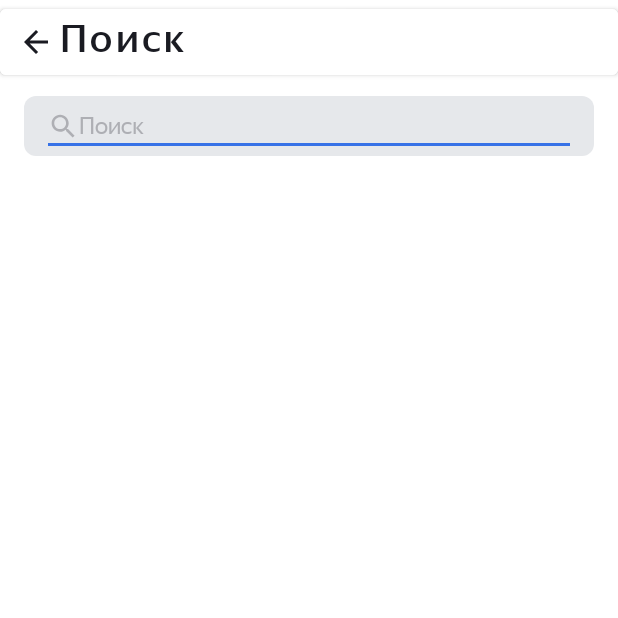
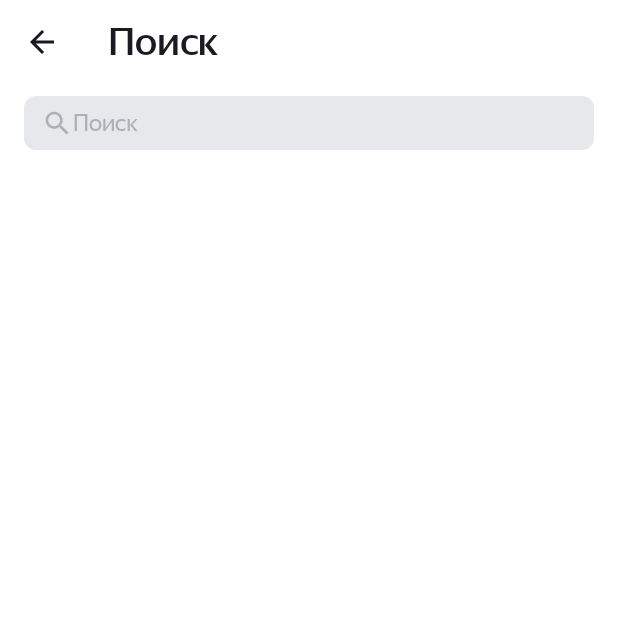
Before and after one commit to DariaKasackaja/PlaylistMaker, an Android app: the SearchActivity screen opened directly, with no data from a screen before it, on a phone screen of 412 x 824 dp, the top half of it. Run offline under Robolectric (Android 15) with nearby library versions, the phone set to English and light mode, and no system bars.

Commit message:
Спринт 9. Исправлены замечания 1 ревью: -управление клаиатурой перенесено в отдельную функцию -интенты вынесены в отдельные методы -повторяющиеся значения перенесены в ресурсы -тулбары в экранах "Поиск" и "Настройки" исправлены -из EditText убрано подчеркивание

```diff
--- a/app/src/main/java/com/mifareread/playlistmaker/SearchActivity.kt
+++ b/app/src/main/java/com/mifareread/playlistmaker/SearchActivity.kt
@@ -10,6 +10,7 @@ import android.widget.Button
 import android.widget.EditText
 import android.widget.ImageView
 import androidx.appcompat.app.AppCompatActivity
+import com.google.android.material.appbar.MaterialToolbar
 
 class SearchActivity:AppCompatActivity() {
 
@@ -21,17 +22,16 @@ class SearchActivity:AppCompatActivity() {
 
         val buttonClear = findViewById<ImageView>(R.id.clearIcon)
         val searchEditText = findViewById<EditText>(R.id.searchEditText)
-        val buttonBack = findViewById<Button>(R.id.search_button)
+        val toolbarBack = findViewById<MaterialToolbar>(R.id.search_button)
 
         searchEditText.setText(searchString)
 
         buttonClear.setOnClickListener{ view ->
             searchEditText.setText("")
-            val inputMethodManager = getSystemService(Context.INPUT_METHOD_SERVICE) as? InputMethodManager
-            inputMethodManager?.hideSoftInputFromWindow(view.windowToken, 0)
+            hideKeyboard(view)
         }
 
-        buttonBack.setOnClickListener {
+        toolbarBack.setOnClickListener {
             finish()
         }
 
@@ -57,6 +57,11 @@ class SearchActivity:AppCompatActivity() {
         searchEditText.addTextChangedListener(searchTextWatcher)
     }
 
+    private fun hideKeyboard(view : View){
+        val inputMethodManager = getSystemService(Context.INPUT_METHOD_SERVICE) as? InputMethodManager
+        inputMethodManager?.hideSoftInputFromWindow(view.windowToken, 0)
+    }
+
     override fun onSaveInstanceState(outState: Bundle) {
         super.onSaveInstanceState(outState)
         outState.putString(SEARCH_STRING, searchString)
--- a/app/src/main/java/com/mifareread/playlistmaker/SettingsActivity.kt
+++ b/app/src/main/java/com/mifareread/playlistmaker/SettingsActivity.kt
@@ -6,6 +6,7 @@ import android.os.Bundle
 import android.widget.Button
 import android.widget.TextView
 import androidx.appcompat.app.AppCompatActivity
+import com.google.android.material.appbar.MaterialToolbar
 
 class SettingsActivity: AppCompatActivity() {
 
@@ -13,20 +14,33 @@ class SettingsActivity: AppCompatActivity() {
         super.onCreate(savedInstanceState)
         setContentView(R.layout.activity_settings)
 
-        val buttonBack = findViewById<Button>(R.id.back_button)
-        buttonBack.setOnClickListener { finish() }
+        val toolbarBack = findViewById<MaterialToolbar>(R.id.back_button)
+        toolbarBack.setOnClickListener { finish() }
 
         val buttonShare=findViewById<TextView>(R.id.share_button)
         buttonShare.setOnClickListener {
+            shareApp()
+        }
+
+        val buttonSupport = findViewById<TextView>(R.id.support_button)
+        buttonSupport.setOnClickListener {
+            writeToSupport()
+        }
+
+        val buttonForward = findViewById<TextView>(R.id.forward_button)
+        buttonForward.setOnClickListener {
+            userAgreement()
+        }
+    }
+
+    private fun shareApp(){
         val intentShare = Intent(Intent.ACTION_SEND)
         intentShare.setType("text/plain")
         intentShare.putExtra(Intent.EXTRA_TEXT, getString(R.string.share_text))
         startActivity(Intent.createChooser(intentShare, getString(R.string.share_question) ))
-
     }
 
-        val buttonSupport = findViewById<TextView>(R.id.support_button)
-        buttonSupport.setOnClickListener {
+    private fun writeToSupport(){
         val intentSupport = Intent(Intent.ACTION_SENDTO)
         intentSupport.data = Uri.parse("mailto:")
         intentSupport.putExtra(Intent.EXTRA_EMAIL, getString(R.string.mail))
@@ -35,11 +49,9 @@ class SettingsActivity: AppCompatActivity() {
         startActivity(intentSupport)
     }
 
-        val buttonForward = findViewById<TextView>(R.id.forward_button)
-        buttonForward.setOnClickListener {
+    private fun userAgreement(){
         val intentForward = Intent(Intent.ACTION_VIEW,
             Uri.parse(getString(R.string.forward_url)) )
         startActivity(intentForward)
     }
 }
-}
--- a/app/src/main/res/drawable/rectangle_edit.xml
+++ b/app/src/main/res/drawable/rectangle_edit.xml
@@ -2,5 +2,5 @@
 <shape xmlns:android="http://schemas.android.com/apk/res/android"
     android:shape="rectangle">
     <solid android:color="@color/yp_light_gray" />
-    <corners android:radius="8dp" />
+    <corners android:radius="@dimen/edit_text_radius" />
 </shape>
--- a/app/src/main/res/drawable/rectangle_edit_night.xml
+++ b/app/src/main/res/drawable/rectangle_edit_night.xml
@@ -2,5 +2,5 @@
 <shape xmlns:android="http://schemas.android.com/apk/res/android"
     android:shape="rectangle">
     <solid android:color="@color/white" />
-    <corners android:radius="8dp" />
+    <corners android:radius="@dimen/edit_text_radius" />
 </shape>
--- a/app/src/main/res/layout/activity_main.xml
+++ b/app/src/main/res/layout/activity_main.xml
@@ -30,13 +30,13 @@
 
         <Button style="@style/ButtonStyleWhite"
             android:id="@+id/library"
-            android:layout_marginTop="16dp"
+            android:layout_marginTop="@dimen/button_top"
             android:text="@string/library_name"
             app:icon="@drawable/library" />
 
         <Button style="@style/ButtonStyleWhite"
             android:id="@+id/settings"
-            android:layout_marginTop="16dp"
+            android:layout_marginTop="@dimen/button_top"
             android:text="@string/settings_name"
             app:icon="@drawable/settings"/>
 
--- a/app/src/main/res/layout/activity_search.xml
+++ b/app/src/main/res/layout/activity_search.xml
@@ -6,24 +6,24 @@
     android:background="?attr/colorPrimary"
     android:orientation="vertical">
 
-    <Button
+    <com.google.android.material.appbar.MaterialToolbar
         android:id="@+id/search_button"
-        style="@style/ButtonBackStyle"
-        android:text="@string/search_name" />
+        style="@style/ToolbarBack"
+        app:title="@string/search_name"/>
+
 
     <LinearLayout style="@style/BackgroundRectangleStyle"
         android:layout_width="match_parent"
         android:layout_height="wrap_content"
         android:layout_marginTop="8dp"
-        android:layout_marginStart="16dp"
-        android:layout_marginEnd="16dp"
+        android:layout_marginStart="@dimen/layout_margin"
+        android:layout_marginEnd="@dimen/layout_margin"
         android:orientation="horizontal"
-        android:paddingStart="12dp"
-        android:paddingEnd="12dp">
+        android:paddingStart="@dimen/layout_search_padding"
+        android:paddingEnd="@dimen/layout_search_padding">
 
         <EditText style="@style/EditTextPlaylistStyle"
             android:layout_width="0dp"
-            android:layout_height="wrap_content"
             android:layout_weight="1"
             android:textCursorDrawable="@drawable/color_cursor"
             android:id="@+id/searchEditText"
--- a/app/src/main/res/layout/activity_settings.xml
+++ b/app/src/main/res/layout/activity_settings.xml
@@ -6,9 +6,10 @@
     android:background="?attr/colorPrimary"
     android:orientation="vertical">
 
-    <Button style="@style/ButtonBackStyle"
+    <com.google.android.material.appbar.MaterialToolbar
         android:id="@+id/back_button"
-        android:text="@string/settings_name"/>
+        style="@style/ToolbarBack"
+        app:title="@string/settings_name"/>
 
     <LinearLayout
         android:layout_width="match_parent"
--- a/app/src/main/res/values-night/styles.xml
+++ b/app/src/main/res/values-night/styles.xml
@@ -32,6 +32,23 @@
         <item name="android:fontFamily">@font/ys_display_regular</item>
     </style>
 
+    <style name="TextToolbarStyle">
+        <item name="android:fontFamily">@font/ys_display_medium</item>
+        <item name="fontFamily">@font/ys_display_medium</item>
+        <item name="android:textSize">26sp</item>
+    </style>
+
+    <style name="ToolbarBack">
+        <item name="android:layout_width">match_parent</item>
+        <item name="android:layout_height">56dp</item>
+        <item name="android:backgroundTint">?attr/colorPrimary</item>
+        <item name="android:textColor">?attr/colorPrimaryVariant</item>
+        <item name="titleTextColor">?attr/colorPrimaryVariant</item>
+        <item name="titleTextAppearance">@style/TextToolbarStyle</item>
+        <item name="navigationIcon">@drawable/back</item>
+        <item name="navigationIconTint">?attr/colorPrimaryVariant</item>
+    </style>
+
     <style name="ButtonBackStyle">
         <item name="android:layout_width">match_parent</item>
         <item name="android:layout_height">56dp</item>
@@ -48,7 +65,7 @@
 
     <style name="EditTextPlaylistStyle">
         <item name="android:layout_width">match_parent</item>
-        <item name="android:layout_height">36dp</item>
+        <item name="android:layout_height">@dimen/edit_height</item>
         <item name="android:maxLines">1</item>
         <item name="android:textColor">@color/yp_black</item>
         <item name="android:textColorHint">@color/yp_black</item>
@@ -57,7 +74,8 @@
         <item name="android:drawableTint">@color/yp_black</item>
         <item name="android:drawablePadding">1dp</item>
         <item name="android:fontFamily">@font/ys_display_regular</item>
-        <item name="android:textSize">16sp</item>
+        <item name="android:textSize">@dimen/edit_text_size</item>
+        <item name="android:background">@color/white</item>
     </style>
 
     <style name="BackgroundRectangleStyle">
--- a/app/src/main/res/values/dimens.xml
+++ b/app/src/main/res/values/dimens.xml
@@ -5,4 +5,10 @@
     <dimen name="text_setting_size">20sp</dimen>
     <dimen name="radius_button">16dp</dimen>
     <dimen name="item_settings_height">60dp</dimen>
+    <dimen name="button_top">16dp</dimen>
+    <dimen name="layout_margin">16dp</dimen>
+    <dimen name="layout_search_padding">12dp</dimen>
+    <dimen name="edit_height">36dp</dimen>
+    <dimen name="edit_text_size">16sp</dimen>
+    <dimen name="edit_text_radius">8dp</dimen>
 </resources>
--- a/app/src/main/res/values/styles.xml
+++ b/app/src/main/res/values/styles.xml
@@ -33,6 +33,23 @@
         <item name="android:background">?attr/selectableItemBackground</item>
     </style>
 
+    <style name="TextToolbarStyle">
+        <item name="android:fontFamily">@font/ys_display_medium</item>
+        <item name="fontFamily">@font/ys_display_medium</item>
+        <item name="android:textSize">26sp</item>
+    </style>
+
+    <style name="ToolbarBack">
+        <item name="android:layout_width">match_parent</item>
+        <item name="android:layout_height">56dp</item>
+        <item name="android:backgroundTint">?attr/colorPrimary</item>
+        <item name="android:textColor">?attr/colorPrimaryVariant</item>
+        <item name="titleTextColor">?attr/colorPrimaryVariant</item>
+        <item name="titleTextAppearance">@style/TextToolbarStyle</item>
+        <item name="navigationIcon">@drawable/back</item>
+        <item name="navigationIconTint">?attr/colorPrimaryVariant</item>
+    </style>
+
     <style name="ButtonBackStyle">
         <item name="android:layout_width">match_parent</item>
         <item name="android:layout_height">56dp</item>
@@ -49,7 +66,7 @@
 
     <style name="EditTextPlaylistStyle">
         <item name="android:layout_width">match_parent</item>
-        <item name="android:layout_height">36dp</item>
+        <item name="android:layout_height">@dimen/edit_height</item>
         <item name="android:maxLines">1</item>
         <item name="android:textColor">@color/yp_black</item>
         <item name="android:textColorHint">@color/yp_gray</item>
@@ -57,7 +74,8 @@
         <item name="android:drawableTint">@color/yp_gray</item>
         <item name="android:drawablePadding">1dp</item>
         <item name="android:fontFamily">@font/ys_display_regular</item>
-        <item name="android:textSize">16sp</item>
+        <item name="android:textSize">@dimen/edit_text_size</item>
+        <item name="android:background">@color/yp_light_gray</item>
     </style>
 
     <style name="BackgroundRectangleStyle">
```
Lines whose indentation alone changed are shown as unchanged.
